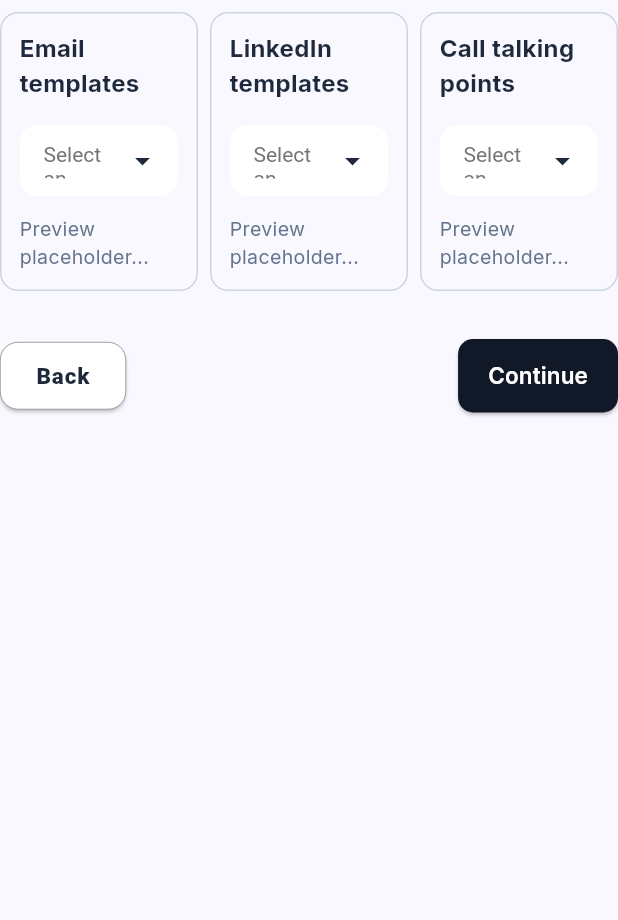
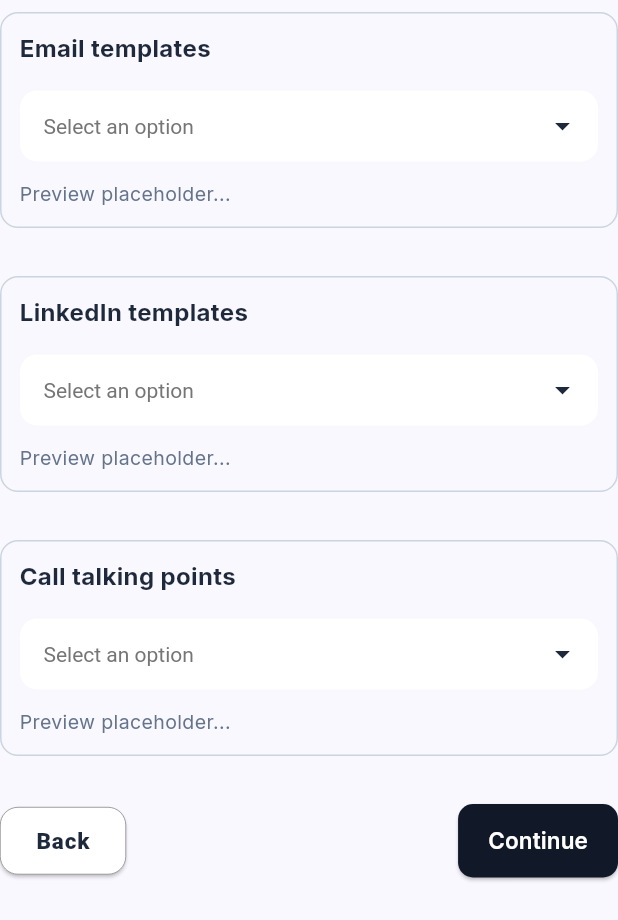
Before and after one commit to DebdaruDG/Network-IT-Lead-Planner-and-Follow-up, a Flutter app: the Step4Instructions widget shown alone on an empty page, opened directly, on a phone screen of 412 x 824 dp. Shown: the top 920 px of the screen. Run offline on Flutter 3.47's test engine with Material 3 defaults, Android fonts, the phone set to English and light mode, and no system bars; drawn by our look-alikes of flutter_animate; our stand-ins replace dio, firebase_auth, firebase_core, flutter_riverpod, flutter_styled_toast, go_router and 5 more; accounts and stored records are empty; statements that could not run were skipped.

Commit message:
Made Responsive

```diff
--- a/lib/features/lead_creation/steps/step4_select_instructions.dart
+++ b/lib/features/lead_creation/steps/step4_select_instructions.dart
@@ -16,11 +16,54 @@ class Step4Instructions extends ConsumerWidget {
   Widget build(BuildContext context, WidgetRef ref) {
     final followupState = ref.watch(followupProvider);
     final leadState = ref.watch(leadProvider);
+    final screenWidth = MediaQuery.of(context).size.width;
+    final isMobile = screenWidth <= 720;
 
-    return Column(
+    return SingleChildScrollView(
+      child: Column(
         crossAxisAlignment: CrossAxisAlignment.start,
         children: [
-        Row(
+          isMobile
+              ? Column(
+                crossAxisAlignment: CrossAxisAlignment.start,
+                children: [
+                  templateSelector(
+                    "Email templates",
+                    [
+                      "Ask for meeting",
+                      "Share a news",
+                      "Comment on company activity",
+                    ],
+                    followupState.emailTemplate,
+                    (value) => ref
+                        .read(followupProvider.notifier)
+                        .updateEmailTemplate(value),
+                  ),
+                  const SizedBox(height: 16),
+                  templateSelector(
+                    "LinkedIn templates",
+                    ["Warm intro", "Insight share", "Value drop"],
+                    followupState.linkedinTemplate,
+                    (value) => ref
+                        .read(followupProvider.notifier)
+                        .updateLinkedinTemplate(value),
+                  ),
+                  const SizedBox(height: 16),
+                  templateSelector(
+                    "Call talking points",
+                    [
+                      "Wish on an occasion",
+                      "Something interesting happened",
+                      "Just checking how are you?",
+                    ],
+                    followupState.callTalkingPoint,
+                    (value) => ref
+                        .read(followupProvider.notifier)
+                        .updateCallTalkingPoint(value),
+                  ),
+                ],
+              )
+              : Row(
                 mainAxisAlignment: MainAxisAlignment.spaceBetween,
                 children: [
                   Expanded(
@@ -147,6 +190,7 @@ class Step4Instructions extends ConsumerWidget {
             ],
           ),
         ],
+      ),
     );
   }
 
```
Also changed, not shown: lib/features/lead_creation/steps/step2_select_goal.dart (+18 -10 lines), lib/features/lead_creation/steps/step6_plan_overview.dart (+36 -5 lines). Lines whose indentation alone changed are shown as unchanged.
